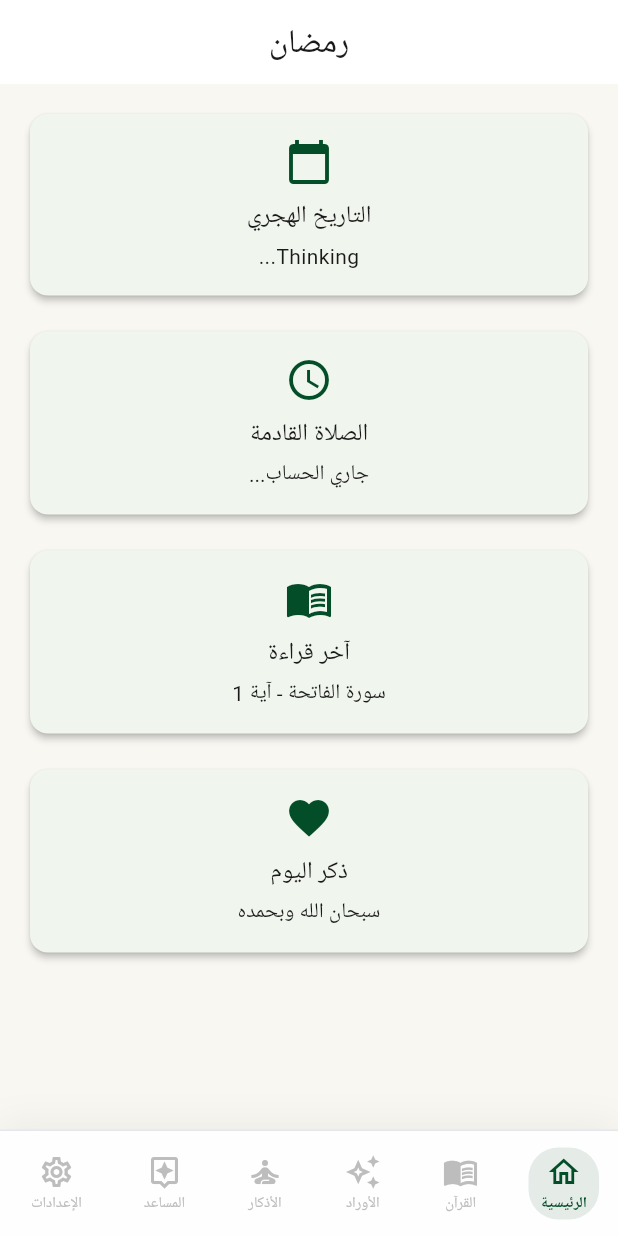
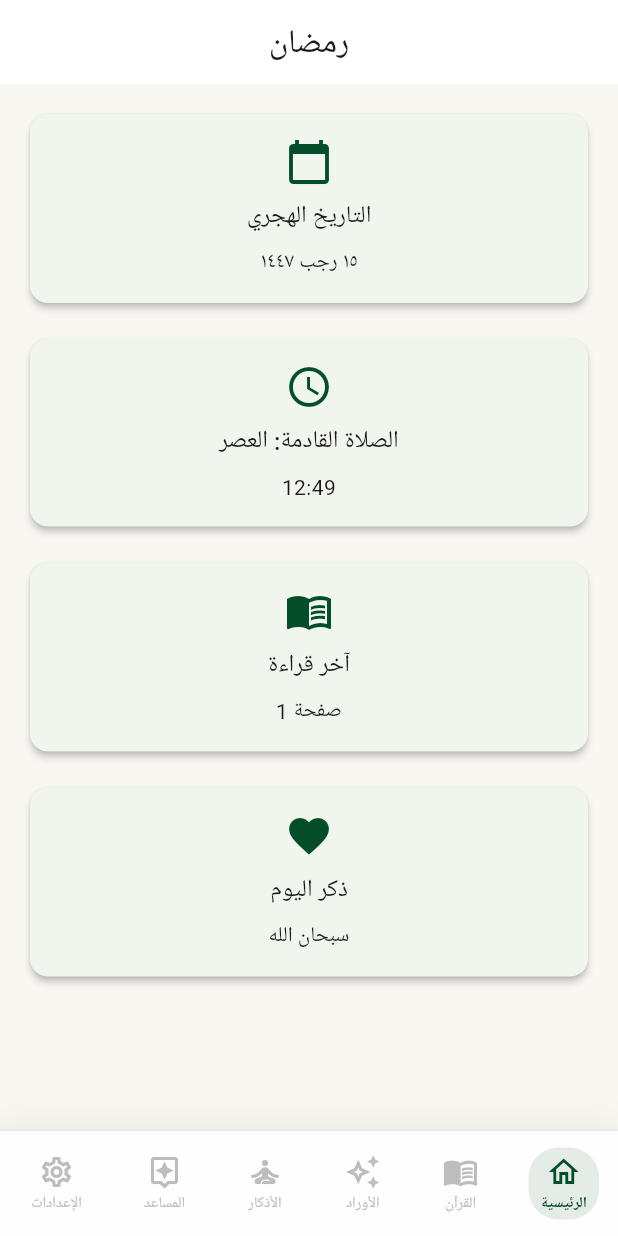
Before and after one commit to assemabudeif/ramadan_companion, a Flutter app: the screen it shows after launch, on a phone screen of 412 x 824 dp. Run offline on Flutter 3.47's test engine with Material 3 defaults, Android fonts, the phone set to English and light mode, and no system bars; our stand-ins replace adhan, dio, flutter_riverpod, go_router, google_fonts, hijri and 3 more; accounts and stored records are empty; generated files the repository leaves out were written again; Roboto replaces fonts that are missing (Cairo).

Commit message:
feat: Introduce dynamic home screen content for Hijri date, prayer times, last read, and daily dhikr, alongside new theme management.

```diff
--- a/lib/features/home/presentation/screens/home_screen.dart
+++ b/lib/features/home/presentation/screens/home_screen.dart
@@ -1,56 +1,124 @@
+import 'dart:math';
+
 import 'package:flutter/material.dart';
 import 'package:flutter_riverpod/flutter_riverpod.dart';
 import 'package:go_router/go_router.dart';
+import 'package:ramadan_companion/features/adhkar/data/models/adhkar_model.dart';
+import 'package:ramadan_companion/features/adhkar/data/repositories/adhkar_repository.dart';
+import 'package:ramadan_companion/features/home/data/repositories/hijri_repository.dart';
+import 'package:ramadan_companion/features/home/data/repositories/prayer_time_repository.dart';
+import 'package:ramadan_companion/features/quran/data/repositories/quran_repository.dart';
 
 class HomeScreen extends ConsumerWidget {
   const HomeScreen({super.key});
 
   @override
   Widget build(BuildContext context, WidgetRef ref) {
+    // 1. Hijri Date
+    final hijriRepo = ref.watch(hijriRepositoryProvider);
+    final hijriDate = hijriRepo.getFormattedHijriDate();
+
+    // 2. Prayer Times
+    final prayerRepo = ref.watch(prayerTimeRepositoryProvider);
+    final prayerTimesAsync = ref.watch(prayerTimesProvider);
+
+    // 3. Last Read
+    final lastReadAsync = ref.watch(lastReadProvider);
+
+    // 4. Daily Dhikr (Random from Morning/Evening for now)
+    final dailyDhikrAsync = ref.watch(dailyDhikrProvider);
+
     return Scaffold(
-      appBar: AppBar(
-        title: const Text('رمضان'), // Localize later
-        centerTitle: true,
-      ),
+      appBar: AppBar(title: const Text('رمضان'), centerTitle: true),
       body: SingleChildScrollView(
         padding: const EdgeInsets.all(16.0),
         child: Column(
           crossAxisAlignment: CrossAxisAlignment.stretch,
           children: [
-            // Date Widget
+            // Date Card
             _buildInfoCard(
               context,
               title: 'التاريخ الهجري',
-              content: 'Thinking...',
+              content: hijriDate,
               icon: Icons.calendar_today,
             ),
             const SizedBox(height: 16),
 
-            // Prayer Times
-            _buildInfoCard(
+            // Prayer Time Card
+            prayerTimesAsync.when(
+              data: (pt) {
+                final nextPrayerName = prayerRepo.getNextPrayerName(pt);
+                final nextTime = prayerRepo.getNextPrayerTime(pt);
+                final timeStr = nextTime != null
+                    ? "${nextTime.hour}:${nextTime.minute.toString().padLeft(2, '0')}"
+                    : "--:--";
+                return _buildInfoCard(
+                  context,
+                  title: 'الصلاة القادمة: $nextPrayerName',
+                  content: timeStr,
+                  icon: Icons.access_time,
+                );
+              },
+              loading: () => _buildInfoCard(
                 context,
                 title: 'الصلاة القادمة',
-              content: 'جاري الحساب...',
+                content: '...',
                 icon: Icons.access_time,
+              ),
+              error: (e, s) => _buildInfoCard(
+                context,
+                title: 'الصلاة القادمة',
+                content: 'خطأ',
+                icon: Icons.error,
+              ),
             ),
             const SizedBox(height: 16),
 
-            // Last Read
-            _buildInfoCard(
+            // Last Read Card
+            lastReadAsync.when(
+              data: (page) => _buildInfoCard(
                 context,
                 title: 'آخر قراءة',
-              content: 'سورة الفاتحة - آية 1',
+                content: 'صفحة $page',
                 icon: Icons.menu_book,
-              onTap: () => context.go('/quran'), // Temporary link
+                onTap: () => context.go('/quran/read/$page'),
+              ),
+              loading: () => _buildInfoCard(
+                context,
+                title: 'آخر قراءة',
+                content: '...',
+                icon: Icons.menu_book,
+              ),
+              error: (e, s) => _buildInfoCard(
+                context,
+                title: 'آخر قراءة',
+                content: 'بداية المصحف',
+                icon: Icons.menu_book,
+                onTap: () => context.go('/quran'),
+              ),
             ),
             const SizedBox(height: 16),
 
-            // Daily Athkar
-            _buildInfoCard(
+            // Daily Dhikr Card
+            dailyDhikrAsync.when(
+              data: (item) => _buildInfoCard(
                 context,
                 title: 'ذكر اليوم',
-              content: 'سبحان الله وبحمده',
+                content: item?.text ?? 'سبحان الله',
                 icon: Icons.favorite,
+              ),
+              loading: () => _buildInfoCard(
+                context,
+                title: 'ذكر اليوم',
+                content: '...',
+                icon: Icons.favorite,
+              ),
+              error: (e, s) => _buildInfoCard(
+                context,
+                title: 'ذكر اليوم',
+                content: 'الحمد لله',
+                icon: Icons.favorite,
+              ),
             ),
           ],
         ),
@@ -77,8 +145,14 @@ class HomeScreen extends ConsumerWidget {
               Icon(icon, size: 32, color: Theme.of(context).primaryColor),
               const SizedBox(height: 8),
               Text(title, style: Theme.of(context).textTheme.titleMedium),
-              const SizedBox(height: 4),
-              Text(content, style: Theme.of(context).textTheme.bodyMedium),
+              const SizedBox(height: 8),
+              Text(
+                content,
+                style: Theme.of(context).textTheme.bodyMedium,
+                textAlign: TextAlign.center,
+                maxLines: 3,
+                overflow: TextOverflow.ellipsis,
+              ),
             ],
           ),
         ),
@@ -86,3 +160,25 @@ class HomeScreen extends ConsumerWidget {
     );
   }
 }
+
+// Internal Providers for Home Screen logic
+
+final prayerTimesProvider = FutureProvider((ref) async {
+  final repo = ref.watch(prayerTimeRepositoryProvider);
+  return repo.getPrayerTimes();
+});
+
+final lastReadProvider = FutureProvider((ref) async {
+  final repo = ref.watch(quranRepositoryProvider);
+  return repo.getLastReadPage();
+});
+
+final dailyDhikrProvider = FutureProvider<DhikrItem?>((ref) async {
+  final repo = ref.watch(adhkarRepositoryProvider);
+  // Simple logic: Get morning adhkar and pick random
+  final morning = await repo.getMorningAdhkar();
+  if (morning.isNotEmpty) {
+    return morning[Random().nextInt(morning.length)];
+  }
+  return null;
+});
--- a/lib/features/quran/presentation/screens/quran_page_view_screen.dart
+++ b/lib/features/quran/presentation/screens/quran_page_view_screen.dart
@@ -53,6 +53,10 @@ class _QuranPageViewScreenState extends ConsumerState<QuranPageViewScreen> {
         controller: _pageController,
         reverse: true, // Arabic flows right-to-left
         itemCount: 604, // Standard Mushaf pages
+        onPageChanged: (index) {
+          final page = index + 1;
+          ref.read(quranRepositoryProvider).saveLastRead(page);
+        },
         itemBuilder: (context, index) {
           final pageNum = index + 1;
           return QuranPageWidget(pageNumber: pageNum);
--- a/lib/main.dart
+++ b/lib/main.dart
@@ -2,6 +2,7 @@ import 'package:flutter/material.dart';
 import 'package:flutter_riverpod/flutter_riverpod.dart';
 import 'package:flutter_localizations/flutter_localizations.dart';
 import 'package:ramadan_companion/core/theme/app_theme.dart';
+import 'package:ramadan_companion/core/theme/theme_provider.dart';
 import 'package:ramadan_companion/core/router/app_router.dart';
 import 'package:ramadan_companion/core/services/sync_service.dart';
 
@@ -23,9 +24,14 @@ class RamadanCompanionApp extends ConsumerWidget {
     // Fire and forget, or handle loading state if critical data is needed immediately
     ref.read(syncServiceProvider).seedAllData();
 
+    final themeModeAsync = ref.watch(themeNotifierProvider);
+
     return MaterialApp.router(
       title: 'Ramadan Companion',
       theme: AppTheme.lightTheme,
+      darkTheme: AppTheme.lightTheme,
+      themeMode:
+          themeModeAsync.valueOrNull ?? ThemeMode.system, // AsyncValue handling
       debugShowCheckedModeBanner: false,
       locale: const Locale('ar'),
       localizationsDelegates: const [
--- a/pubspec.yaml
+++ b/pubspec.yaml
@@ -25,6 +25,9 @@ dependencies:
   isar_flutter_libs: ^3.1.0+1
   flutter_localizations:
     sdk: flutter
+  adhan: ^2.0.0+1
+  hijri: ^3.0.0
+  shared_preferences: ^2.5.4
 
 dev_dependencies:
   flutter_test:
```
Also changed, not shown: lib/core/theme/theme_provider.dart (added, +36 -0 lines), lib/features/home/data/repositories/hijri_repository.dart (added, +20 -0 lines), lib/features/home/data/repositories/prayer_time_repository.dart (added, +45 -0 lines), lib/features/quran/data/repositories/quran_repository.dart (+15 -0 lines), lib/features/settings/presentation/screens/settings_screen.dart (+6 -2 lines), lib/core/theme/theme_provider.g.dart (added), lib/features/home/data/repositories/hijri_repository.g.dart (added), lib/features/home/data/repositories/prayer_time_repository.g.dart (added), pubspec.lock, 1 other file. Lines whose indentation alone changed are shown as unchanged.
